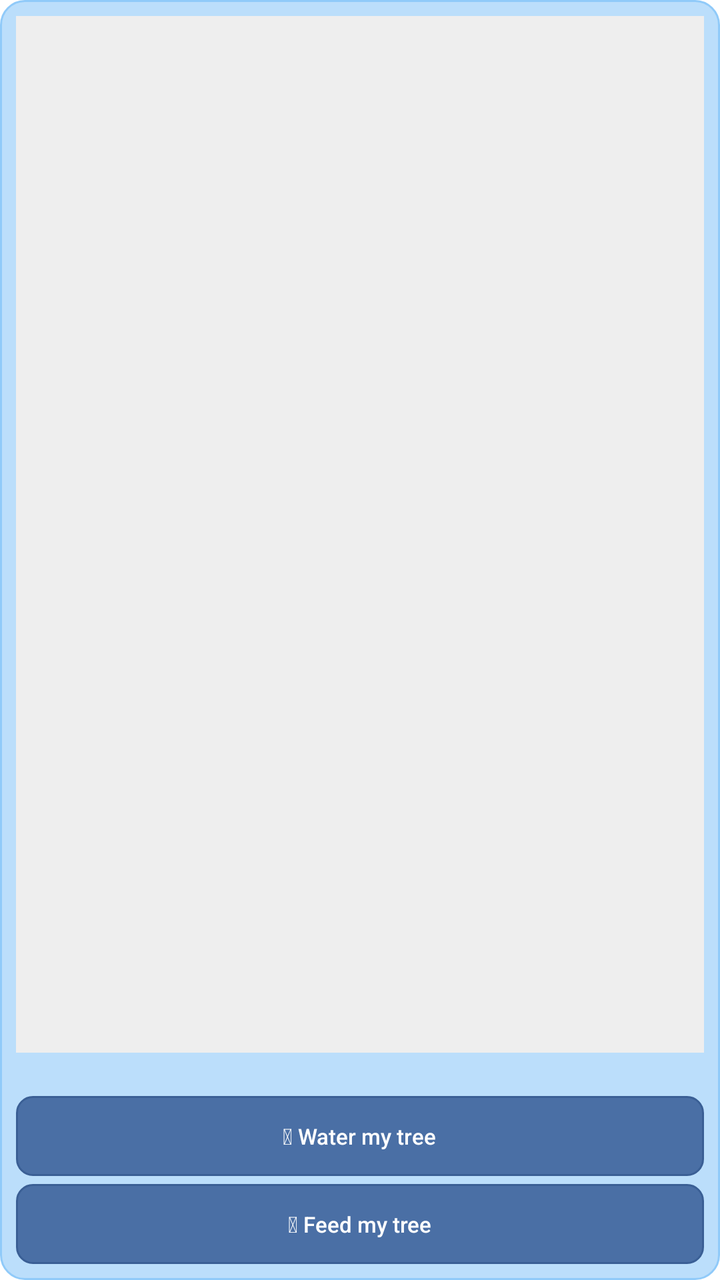
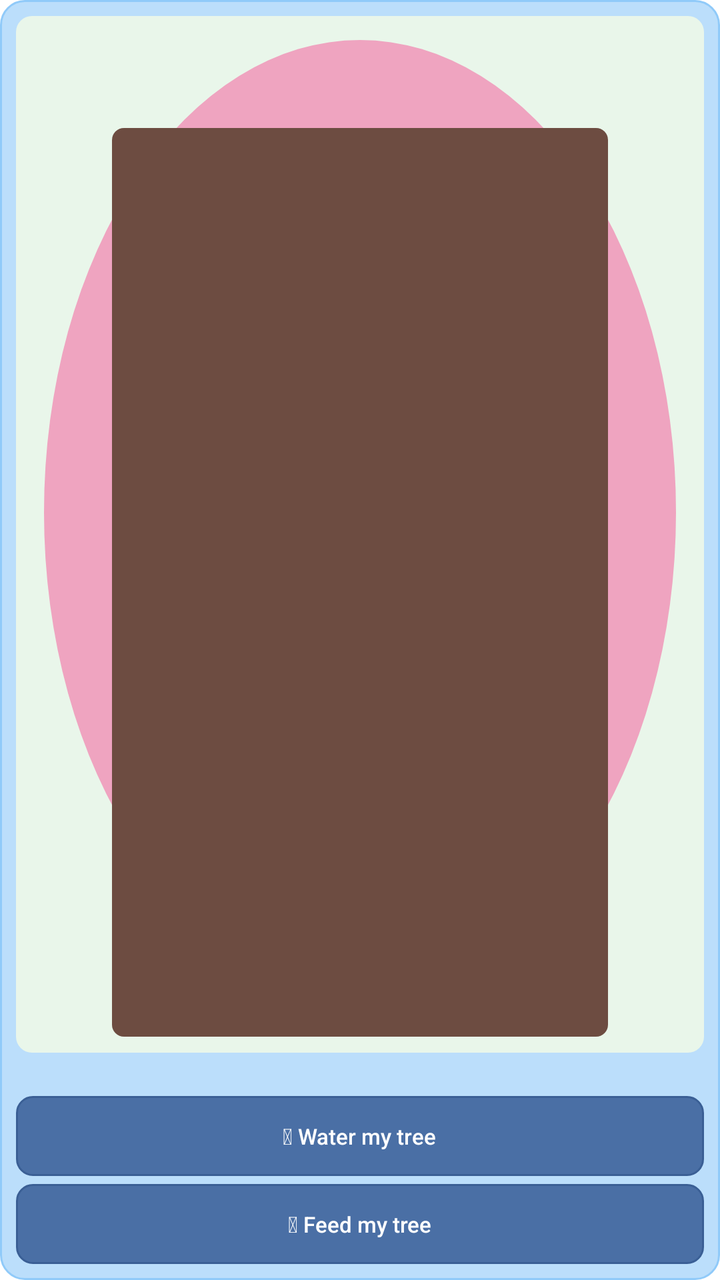

Compare the two renders of this Android layout. The source of the first and the diff that turns it into the second are given below.
<!-- AndroidManifest.xml: fallback theme Theme.MaterialComponents.DayNight.NoActionBar -->
<!-- res/layout/bible_widget.xml -->
<?xml version="1.0" encoding="utf-8"?>
<LinearLayout xmlns:android="http://schemas.android.com/apk/res/android"
    android:id="@+id/widget_root"
    android:layout_width="match_parent"
    android:layout_height="match_parent"
    android:orientation="vertical"
    android:padding="8dp"
    android:background="@drawable/widget_background">

    
    <ImageView
        android:id="@+id/widget_tree_image"
        android:layout_width="match_parent"
        android:layout_height="0dp"
        android:layout_weight="1"
        android:scaleType="fitCenter"
        android:background="@color/widget_bg_neutral"
        android:contentDescription="@string/widget_character_desc" />

    
    <LinearLayout
        android:layout_width="match_parent"
        android:layout_height="wrap_content"
        android:layout_marginTop="4dp"
        android:orientation="horizontal"
        android:gravity="center_vertical">

        <TextView
            android:id="@+id/widget_date_label"
            android:layout_width="0dp"
            android:layout_height="wrap_content"
            android:layout_weight="1"
            android:textSize="10sp"
            android:textStyle="bold"
            android:textColor="@color/widget_text_primary"
            android:fontFamily="sans-serif" />

        <TextView
            android:id="@+id/widget_streak"
            android:layout_width="wrap_content"
            android:layout_height="wrap_content"
            android:textSize="10sp"
            android:textColor="@color/widget_text_secondary"
            android:fontFamily="sans-serif" />

    </LinearLayout>

    
    <LinearLayout
        android:id="@+id/widget_btn_water"
        android:layout_width="match_parent"
        android:layout_height="40dp"
        android:layout_marginTop="4dp"
        android:background="@drawable/widget_button_background"
        android:gravity="center"
        android:orientation="horizontal">

        <TextView
            android:layout_width="wrap_content"
            android:layout_height="wrap_content"
            android:text="@string/widget_btn_water"
            android:textSize="11sp"
            android:textColor="@color/widget_cta_text"
            android:fontFamily="sans-serif-medium" />

    </LinearLayout>

    
    <LinearLayout
        android:id="@+id/widget_btn_feed"
        android:layout_width="match_parent"
        android:layout_height="40dp"
        android:layout_marginTop="4dp"
        android:background="@drawable/widget_button_background"
        android:gravity="center"
        android:orientation="horizontal">

        <TextView
            android:layout_width="wrap_content"
            android:layout_height="wrap_content"
            android:text="@string/widget_btn_feed"
            android:textSize="11sp"
            android:textColor="@color/widget_cta_text"
            android:fontFamily="sans-serif-medium" />

    </LinearLayout>

</LinearLayout>
<!-- resources referenced by this layout -->
<resources>
  <color name="widget_bg_neutral">#FFEEEEEE</color>
  <color name="widget_cta_text">#FFFFFFFF</color>
  <color name="widget_text_primary">#FF1A1A1A</color>
  <color name="widget_text_secondary">#FF555555</color>
  <!-- drawable widget_background (drawable) -->
  <?xml version="1.0" encoding="utf-8"?>
  <shape xmlns:android="http://schemas.android.com/apk/res/android"
      android:shape="rectangle">
      <solid android:color="@color/widget_bg_happy" />
      <stroke android:width="1dp" android:color="@color/widget_stroke_happy" />
      <corners android:radius="12dp" />
  </shape>
  <!-- drawable widget_button_background (drawable) -->
  <?xml version="1.0" encoding="utf-8"?>
  <shape xmlns:android="http://schemas.android.com/apk/res/android"
      android:shape="rectangle">
      <solid android:color="@color/widget_button_fill" />
      <stroke
          android:width="1dp"
          android:color="@color/widget_button_stroke" />
      <corners android:radius="8dp" />
  </shape>
  <string name="widget_btn_feed">🌸 Feed my tree</string>
  <string name="widget_btn_water">🌿 Water my tree</string>
  <string name="widget_character_desc">Reading reminder tree</string>
  <color name="widget_bg_happy">#FFBBDEFB</color>
  <color name="widget_stroke_happy">#FF90CAF9</color>
  <color name="widget_button_fill">#FF4A6FA5</color>
  <color name="widget_button_stroke">#FF3A5F95</color>
</resources>

<!-- the commit's change to res/layout/bible_widget.xml (unified diff, before → after) -->
@@ -14,7 +14,7 @@
         android:layout_height="0dp"
         android:layout_weight="1"
         android:scaleType="fitCenter"
-        android:background="@color/widget_bg_neutral"
+        android:src="@drawable/widget_tree_placeholder"
         android:contentDescription="@string/widget_character_desc" />
 
     
<!-- resource entries referenced after the edit -->
@@ -1,6 +1,5 @@
 <!-- resources referenced by this layout -->
 <resources>
-  <color name="widget_bg_neutral">#FFEEEEEE</color>
   <color name="widget_cta_text">#FFFFFFFF</color>
   <color name="widget_text_primary">#FF1A1A1A</color>
   <color name="widget_text_secondary">#FF555555</color>
@@ -22,6 +21,35 @@
           android:color="@color/widget_button_stroke" />
       <corners android:radius="8dp" />
   </shape>
+  <!-- drawable widget_tree_placeholder (drawable) -->
+  <?xml version="1.0" encoding="utf-8"?>
+  <layer-list xmlns:android="http://schemas.android.com/apk/res/android">
+      <item>
+          <shape android:shape="rectangle">
+              <solid android:color="#FFE9F6EA" />
+              <corners android:radius="8dp" />
+          </shape>
+      </item>
+  
+      <item android:left="14dp" android:top="12dp" android:right="14dp" android:bottom="34dp">
+          <shape android:shape="oval">
+              <gradient
+                  android:type="radial"
+                  android:gradientRadius="120dp"
+                  android:centerX="50%"
+                  android:centerY="35%"
+                  android:startColor="#FFF9C6D8"
+                  android:endColor="#FFEFA4C0" />
+          </shape>
+      </item>
+  
+      <item android:left="48dp" android:top="56dp" android:right="48dp" android:bottom="8dp">
+          <shape android:shape="rectangle">
+              <solid android:color="#FF6D4C41" />
+              <corners android:radius="6dp" />
+          </shape>
+      </item>
+  </layer-list>
   <string name="widget_btn_feed">🌸 Feed my tree</string>
   <string name="widget_btn_water">🌿 Water my tree</string>
   <string name="widget_character_desc">Reading reminder tree</string>
